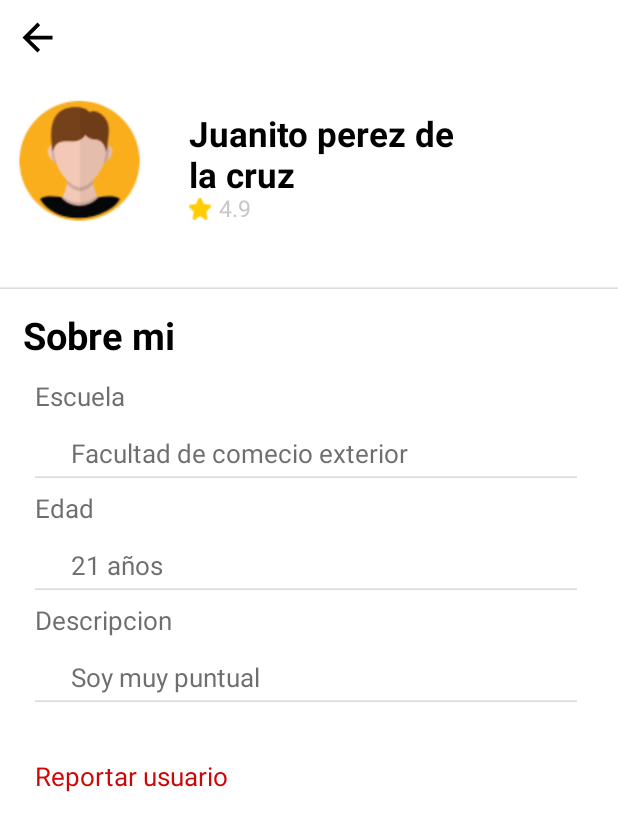
After one commit to AxeLoza21/UniRide, an Android app: the PerfilGeneral screen opened directly, with no data from a screen before it, on a phone screen of 412 x 824 dp. The commit adds this screen. Shown: the top 831 px of the screen. Run offline under Robolectric (Android 15) with nearby library versions, the phone set to English and light mode, and no system bars; Roboto replaces fonts that are not available here.

Commit message:
Aparatdo para perfil en general

```diff
--- a/app/src/main/AndroidManifest.xml
+++ b/app/src/main/AndroidManifest.xml
@@ -12,6 +12,9 @@
         android:supportsRtl="true"
         android:theme="@style/Theme.UniRide.NoActionBar2"
         tools:targetApi="31">
+        <activity
+            android:name=".PerfilGeneral"
+            android:exported="false" />
         <activity
             android:name=".FormCar"
             android:exported="false" />
--- /dev/null
+++ b/app/src/main/java/com/example/uniride/PerfilGeneral.java
@@ -0,0 +1,14 @@
+package com.example.uniride;
+
+import androidx.appcompat.app.AppCompatActivity;
+
+import android.os.Bundle;
+
+public class PerfilGeneral extends AppCompatActivity {
+
+    @Override
+    protected void onCreate(Bundle savedInstanceState) {
+        super.onCreate(savedInstanceState);
+        setContentView(R.layout.activity_perfil_general);
+    }
+}
--- /dev/null
+++ b/app/src/main/res/layout/activity_perfil_general.xml
@@ -0,0 +1,330 @@
+<?xml version="1.0" encoding="utf-8"?>
+<RelativeLayout xmlns:android="http://schemas.android.com/apk/res/android"
+    xmlns:app="http://schemas.android.com/apk/res-auto"
+    xmlns:tools="http://schemas.android.com/tools"
+    android:layout_width="match_parent"
+    android:layout_height="match_parent"
+    tools:context=".travelDetails2">
+
+    <RelativeLayout
+        android:id="@+id/contenedor"
+        android:layout_width="match_parent"
+        android:layout_height="match_parent"
+        android:layout_alignParentTop="true"
+        android:layout_alignParentBottom="true"
+        android:layout_marginTop="0dp"
+        android:layout_marginBottom="0dp"
+        app:layout_constraintEnd_toEndOf="parent"
+        app:layout_constraintLeft_toLeftOf="parent"
+        app:layout_constraintStart_toStartOf="parent">
+
+
+        <ImageView
+            android:id="@+id/btn_back"
+            android:layout_width="30dp"
+            android:layout_height="30dp"
+            android:layout_alignParentLeft="true"
+            android:layout_alignParentTop="true"
+            android:layout_marginLeft="10dp"
+            android:layout_marginTop="10dp"
+            android:src="@drawable/ic_baseline_arrow_back_24" />
+
+        <RelativeLayout
+            android:id="@+id/pDetailsTravel"
+            android:layout_width="match_parent"
+            android:layout_height="100dp"
+            android:layout_below="@+id/btn_back"
+            android:layout_marginTop="18dp"
+            app:layout_constraintEnd_toEndOf="parent"
+            app:layout_constraintLeft_toLeftOf="parent"
+            app:layout_constraintStart_toStartOf="parent">
+
+            <ImageView
+                android:id="@+id/foto_2"
+                android:layout_width="87dp"
+                android:layout_height="91.05dp"
+                android:layout_alignParentStart="true"
+                android:layout_alignParentTop="true"
+                android:layout_alignParentBottom="true"
+                android:layout_marginStart="9dp"
+                android:layout_marginTop="5dp"
+                android:layout_marginBottom="4dp"
+                android:contentDescription="foto_2"
+                android:src="@drawable/foto_2" />
+
+            <RelativeLayout
+                android:id="@+id/datosPersona"
+                android:layout_width="wrap_content"
+                android:layout_height="82dp"
+                android:layout_alignParentTop="true"
+                android:layout_alignParentEnd="true"
+                android:layout_alignParentBottom="true"
+                android:layout_marginStart="18dp"
+                android:layout_marginTop="10dp"
+                android:layout_marginEnd="59dp"
+                android:layout_marginBottom="8dp"
+                android:layout_toEndOf="@+id/foto_2"
+                app:layout_constraintEnd_toEndOf="parent"
+                app:layout_constraintLeft_toLeftOf="parent"
+                app:layout_constraintStart_toStartOf="parent">
+
+                <TextView
+                    android:id="@+id/texto"
+                    android:layout_width="197dp"
+                    android:layout_height="50dp"
+                    android:layout_alignParentStart="true"
+                    android:layout_alignParentTop="true"
+                    android:layout_alignParentEnd="true"
+                    android:layout_alignParentBottom="true"
+                    android:layout_marginStart="11dp"
+                    android:layout_marginLeft="110dp"
+                    android:layout_marginTop="5dp"
+                    android:layout_marginEnd="33dp"
+                    android:layout_marginBottom="22dp"
+                    android:text="Juanito perez de la cruz"
+                    android:textColor="#000000"
+                    android:textSize="23sp"
+                    android:textStyle="bold" />
+
+                <ImageView
+                    android:id="@+id/shape"
+                    android:layout_width="15dp"
+                    android:layout_height="15dp"
+                    android:layout_alignParentStart="true"
+                    android:layout_alignParentTop="true"
+                    android:layout_alignParentEnd="true"
+                    android:layout_alignParentBottom="true"
+
+                    android:layout_marginStart="11dp"
+                    android:layout_marginTop="61dp"
+                    android:layout_marginEnd="212dp"
+                    android:layout_marginBottom="1dp"
+                    android:contentDescription="shape"
+                    android:src="@drawable/shape" />
+
+                <TextView
+                    android:id="@+id/puntaje"
+                    android:layout_width="23dp"
+                    android:layout_height="19dp"
+                    android:layout_alignParentStart="true"
+                    android:layout_alignParentTop="true"
+                    android:layout_alignParentEnd="true"
+                    android:layout_alignParentBottom="true"
+                    android:layout_marginStart="31dp"
+                    android:layout_marginLeft="130dp"
+                    android:layout_marginTop="60dp"
+                    android:layout_marginEnd="184dp"
+                    android:layout_marginBottom="3dp"
+                    android:text="4.9"
+                    android:textColor="#C8C7CC"
+                    android:textSize="15sp" />
+            </RelativeLayout>
+
+        </RelativeLayout>
+
+        <View
+            android:id="@+id/line_1"
+            android:layout_width="330dp"
+            android:layout_height="1.5dp"
+            android:layout_below="@+id/pDetailsTravel"
+            android:layout_alignParentStart="true"
+            android:layout_alignParentEnd="true"
+            android:layout_marginStart="0dp"
+            android:layout_marginTop="33dp"
+            android:layout_marginEnd="0dp"
+            android:alpha="1"
+            android:background="@drawable/line_1" />
+
+        <RelativeLayout
+            android:id="@+id/datosAranceles"
+            android:layout_width="match_parent"
+            android:layout_height="481dp"
+            android:layout_below="@+id/line_1"
+            android:layout_alignParentBottom="true"
+            android:layout_marginTop="13dp"
+            android:layout_marginBottom="43dp"
+            app:layout_constraintEnd_toEndOf="parent"
+            app:layout_constraintLeft_toLeftOf="parent"
+            app:layout_constraintStart_toStartOf="parent">
+
+            <TextView
+                android:id="@+id/sobremi"
+                android:layout_width="wrap_content"
+                android:layout_height="wrap_content"
+                android:layout_alignParentStart="true"
+                android:layout_alignParentTop="true"
+                android:layout_alignParentEnd="true"
+                android:layout_marginStart="15dp"
+                android:layout_marginLeft="15dp"
+                android:layout_marginTop="0dp"
+                android:layout_marginEnd="278dp"
+                android:text="Sobre mi"
+                android:textColor="#000000"
+                android:textSize="25sp"
+                android:textStyle="bold" />
+
+            <RelativeLayout
+                android:id="@+id/datos"
+                android:layout_width="361dp"
+                android:layout_height="394dp"
+                android:layout_below="@+id/sobremi"
+                android:layout_alignParentStart="true"
+                android:layout_alignParentEnd="true"
+                android:layout_alignParentBottom="true"
+                android:layout_marginStart="23dp"
+                android:layout_marginTop="11dp"
+                android:layout_marginEnd="27dp"
+                android:layout_marginBottom="43dp"
+                app:layout_constraintEnd_toEndOf="parent"
+                app:layout_constraintLeft_toLeftOf="parent"
+                app:layout_constraintStart_toStartOf="parent">
+
+                <TextView
+                    android:id="@+id/Escuela"
+                    android:layout_width="wrap_content"
+                    android:layout_height="wrap_content"
+                    android:layout_alignParentStart="true"
+                    android:layout_alignParentTop="true"
+                    android:layout_alignParentEnd="true"
+                    android:layout_marginStart="0dp"
+                    android:layout_marginLeft="15dp"
+                    android:layout_marginTop="0dp"
+                    android:layout_marginEnd="289dp"
+                    android:text="Escuela"
+                    android:textColor="#A9242426"
+                    android:textSize="17sp" />
+
+                <TextView
+                    android:id="@+id/facultad"
+                    android:layout_width="wrap_content"
+                    android:layout_height="wrap_content"
+                    android:layout_below="@+id/Escuela"
+                    android:layout_alignParentStart="true"
+                    android:layout_alignParentEnd="true"
+                    android:layout_marginStart="24dp"
+                    android:layout_marginLeft="15dp"
+                    android:layout_marginTop="14dp"
+                    android:layout_marginEnd="56dp"
+                    android:text="Facultad de comecio exterior"
+                    android:textColor="#A9242426"
+                    android:textSize="17sp" />
+
+                <View
+                    android:id="@+id/line2"
+                    android:layout_width="330dp"
+                    android:layout_height="1.5dp"
+                    android:layout_below="@+id/facultad"
+                    android:layout_alignParentStart="true"
+                    android:layout_alignParentEnd="true"
+                    android:layout_marginStart="0dp"
+                    android:layout_marginTop="3dp"
+                    android:layout_marginEnd="0dp"
+                    android:alpha="1"
+                    android:background="@drawable/line_1" />
+
+                <TextView
+                    android:id="@+id/Edad"
+                    android:layout_width="wrap_content"
+                    android:layout_height="wrap_content"
+                    android:layout_below="@+id/line2"
+                    android:layout_alignParentStart="true"
+                    android:layout_alignParentEnd="true"
+                    android:layout_marginStart="0dp"
+                    android:layout_marginLeft="0dp"
+                    android:layout_marginTop="8dp"
+                    android:layout_marginEnd="289dp"
+                    android:text="Edad"
+                    android:textColor="#A9242426"
+                    android:textSize="17sp" />
+
+                <TextView
+                    android:id="@+id/años"
+                    android:layout_width="wrap_content"
+                    android:layout_height="wrap_content"
+                    android:layout_below="@+id/Edad"
+                    android:layout_alignParentStart="true"
+                    android:layout_alignParentEnd="true"
+                    android:layout_marginStart="24dp"
+                    android:layout_marginLeft="15dp"
+                    android:layout_marginTop="14dp"
+                    android:layout_marginEnd="56dp"
+                    android:text="21 años"
+                    android:textColor="#A9242426"
+                    android:textSize="17sp" />
+
+                <View
+                    android:id="@+id/line3"
+                    android:layout_width="330dp"
+                    android:layout_height="1.5dp"
+                    android:layout_below="@+id/años"
+                    android:layout_alignParentStart="true"
+                    android:layout_alignParentEnd="true"
+                    android:layout_marginStart="0dp"
+                    android:layout_marginTop="3dp"
+                    android:layout_marginEnd="0dp"
+                    android:alpha="1"
+                    android:background="@drawable/line_1" />
+
+                <TextView
+                    android:id="@+id/describir"
+                    android:layout_width="107dp"
+                    android:layout_height="wrap_content"
+                    android:layout_below="@+id/line3"
+                    android:layout_alignParentStart="true"
+                    android:layout_alignParentEnd="true"
+                    android:layout_marginStart="0dp"
+                    android:layout_marginLeft="0dp"
+                    android:layout_marginTop="8dp"
+                    android:layout_marginEnd="255dp"
+                    android:text="Descripcion"
+                    android:textColor="#A9242426"
+                    android:textSize="17sp" />
+
+                <TextView
+                    android:id="@+id/Descripcion"
+                    android:layout_width="wrap_content"
+                    android:layout_height="wrap_content"
+                    android:layout_below="@+id/describir"
+                    android:layout_alignParentStart="true"
+                    android:layout_alignParentEnd="true"
+                    android:layout_marginStart="24dp"
+                    android:layout_marginLeft="0dp"
+                    android:layout_marginTop="14dp"
+                    android:layout_marginEnd="18dp"
+                    android:text="Soy muy puntual"
+                    android:textColor="#A9242426"
+                    android:textSize="17sp" />
+
+                <View
+                    android:id="@+id/line4"
+                    android:layout_width="330dp"
+                    android:layout_height="1.5dp"
+                    android:layout_below="@+id/Descripcion"
+                    android:layout_alignParentStart="true"
+                    android:layout_alignParentEnd="true"
+                    android:layout_marginStart="0dp"
+                    android:layout_marginTop="3dp"
+                    android:layout_marginEnd="0dp"
+                    android:alpha="1"
+                    android:background="@drawable/line_1" />
+
+                <TextView
+                    android:id="@+id/ReportarUsuario"
+                    android:layout_width="137dp"
+                    android:layout_height="wrap_content"
+                    android:layout_below="@+id/Descripcion"
+                    android:layout_alignParentStart="true"
+                    android:layout_alignParentEnd="true"
+                    android:layout_marginStart="0dp"
+                    android:layout_marginLeft="0dp"
+                    android:layout_marginTop="42dp"
+                    android:layout_marginEnd="225dp"
+                    android:text="Reportar usuario"
+                    android:textColor="#CD0606"
+                    android:textSize="17sp" />
+
+
+            </RelativeLayout>
+        </RelativeLayout>
+    </RelativeLayout>
+</RelativeLayout>
--- a/app/src/main/res/layout/activity_travel_details2.xml
+++ b/app/src/main/res/layout/activity_travel_details2.xml
@@ -43,9 +43,9 @@
             android:layout_alignParentLeft="true"
             android:layout_marginLeft="20dp"
             android:fontFamily="@font/poppins_light"
-            android:textSize="16dp"
+            android:text="Salida"
             android:textColor="#040415"
-            android:text="Salida"/>
+            android:textSize="16dp" />
 
         <TextView
             android:id="@+id/fechaYhoraSalida"
```
Also changed, not shown: app/src/main/res/drawable/foto_2.PNG (added), app/src/main/res/drawable/line_1.PNG (added), app/src/main/res/drawable/shape.PNG (added).
